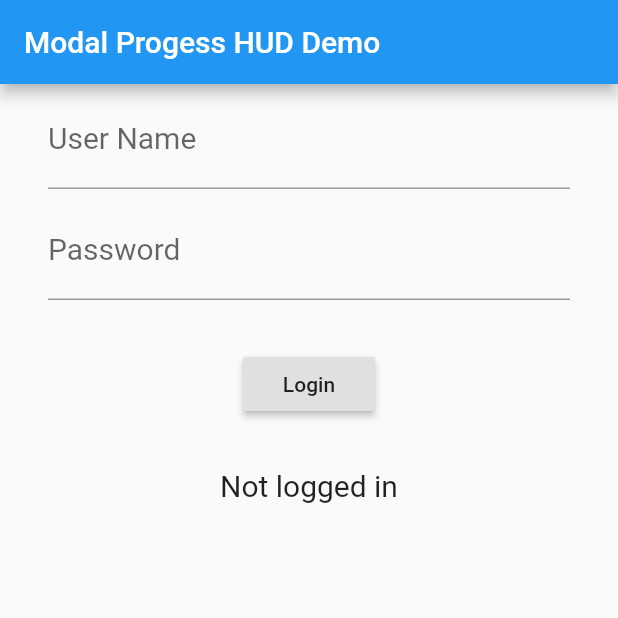
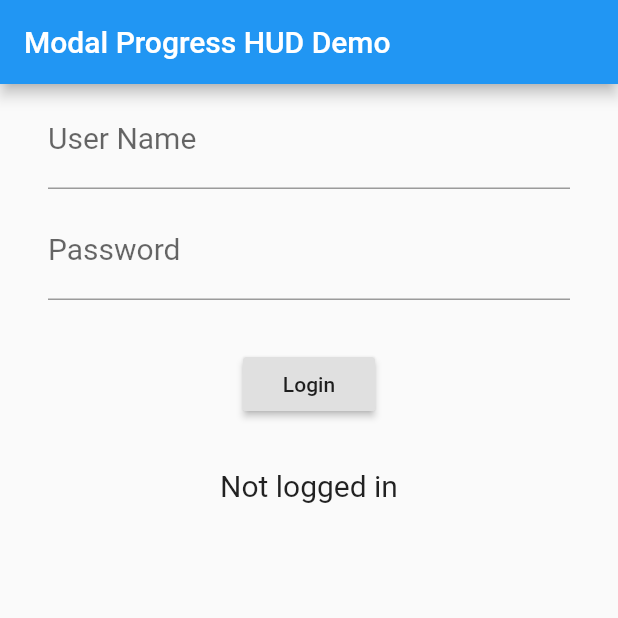
Before and after one commit to mmcc007/modal_progress_hud, a Flutter app: the screen it shows after launch, on a phone screen of 412 x 824 dp, the top half of it. Run offline on Flutter 3.47's test engine with Material 2 defaults, Android fonts, the phone set to English and light mode, and no system bars.

```diff
--- a/example/lib/main.dart
+++ b/example/lib/main.dart
@@ -166,7 +166,7 @@ class _SettingsPageState extends State<SettingsPage> {
   Widget build(BuildContext context) {
     return Scaffold(
       appBar: AppBar(
-        title: Text('Modal Progess HUD Demo'),
+        title: Text('Modal Progress HUD Demo'),
         backgroundColor: Colors.blue,
       ),
       body: ModalProgressHUD(
--- a/pubspec.yaml
+++ b/pubspec.yaml
@@ -1,6 +1,6 @@
 name: modal_progress_hud
-description: A modal progress hud (progress indicator).
-version: 0.0.4
+description: A modal progress HUD (a modal progress indicator).
+version: 0.0.5
 author: Maurice McCabe <mmcc007@gmail.com>
 homepage: https://github.com/mmcc007/modal_progress_hud
 
```
Also changed, not shown: 3 other files.
